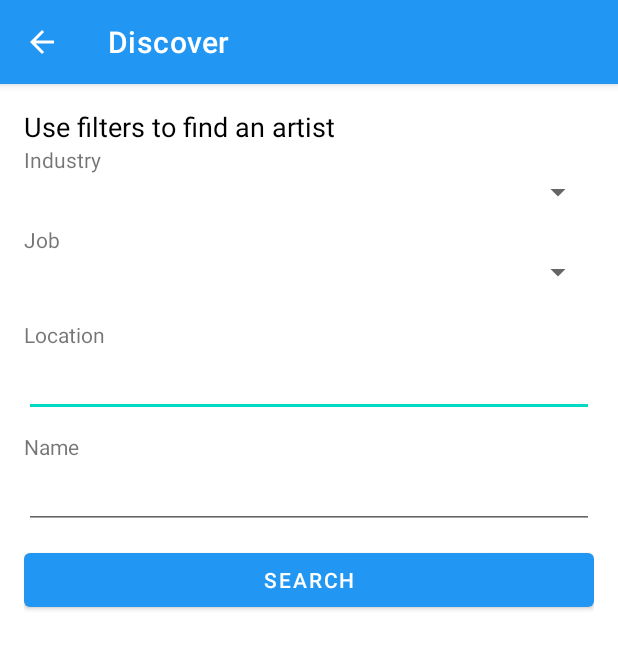
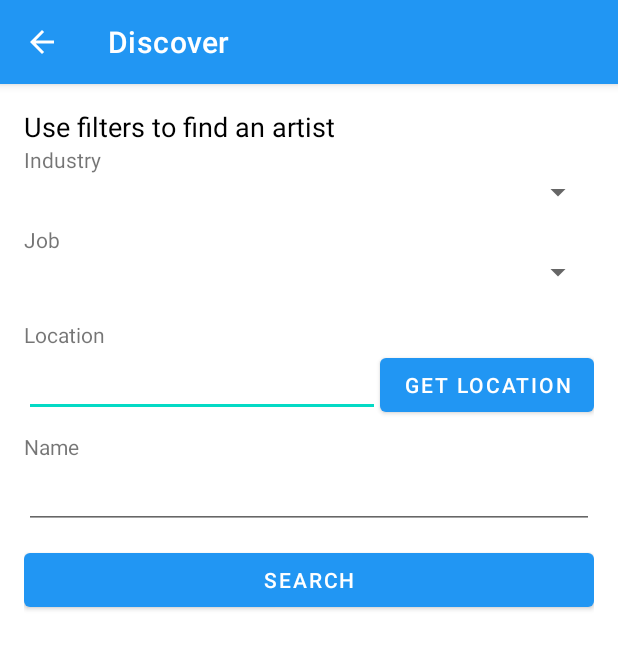
Before and after one commit to BigThor20/FindArtist, an Android app: the DiscoverActivity screen opened directly, with no data from a screen before it, on a phone screen of 412 x 824 dp. Shown: the top 649 px of the screen. Run offline under Robolectric (Android 15) with nearby library versions, the phone set to English and light mode, and no system bars; our stand-ins replace Firebase (no records; nobody signed in at launch, a user with empty details on screens opened directly).

Commit message:
add get location on discover page

```diff
--- a/app/src/main/java/com/example/findartist/views/DiscoverActivity.kt
+++ b/app/src/main/java/com/example/findartist/views/DiscoverActivity.kt
@@ -1,10 +1,24 @@
 package com.example.findartist.views
 
+import android.Manifest
+import android.content.pm.PackageManager
+import android.location.Location
 import android.os.Bundle
+import android.util.Log
+import android.view.View
+import android.widget.Button
+import android.widget.EditText
 import androidx.appcompat.app.AppCompatActivity
+import androidx.core.app.ActivityCompat
+import androidx.core.content.ContextCompat
 import com.example.findartist.R
+import com.example.findartist.location.LocationUtils
+import com.google.android.gms.location.FusedLocationProviderClient
+import com.google.android.gms.location.LocationServices
 
 class DiscoverActivity : AppCompatActivity() {
+    private lateinit var fusedLocationClient: FusedLocationProviderClient
+
 
     override fun onCreate(savedInstanceState: Bundle?) {
         super.onCreate(savedInstanceState)
@@ -15,5 +29,40 @@ class DiscoverActivity : AppCompatActivity() {
                 .add(R.id.fragment_container, ArtistListFragment())
                 .commit()
         }
+        fusedLocationClient = LocationServices.getFusedLocationProviderClient(this)
+
+
+        val getLocationButton = this.findViewById<Button>(R.id.getLocationButton)
+        val cityInput = this.findViewById<EditText>(R.id.location_filter)
+        getLocationButton.setOnClickListener {
+            requestLocation(cityInput)
+        }
     }
+
+    private fun requestLocation(cityInput : EditText) {
+        if (ContextCompat.checkSelfPermission(applicationContext, Manifest.permission.ACCESS_FINE_LOCATION)
+            == PackageManager.PERMISSION_GRANTED) {
+            fusedLocationClient.lastLocation
+                .addOnSuccessListener { location: Location? ->
+                    if (location != null) {
+                        // Handle the location here
+                        // For example, you can get the latitude and longitude
+                        val cityName = LocationUtils(applicationContext).getCityName(location)
+                        cityInput.setText(cityName)
+                        Log.i("Location", "Locatia ta curenta este: $cityName")
+                    }
+                }
+        } else {
+            ActivityCompat.requestPermissions(
+                this,
+                arrayOf(Manifest.permission.ACCESS_FINE_LOCATION),
+                LOCATION_PERMISSION_REQUEST_CODE
+            )
+        }
+    }
+
+    companion object {
+        private const val LOCATION_PERMISSION_REQUEST_CODE = 1
+    }
+
 }
--- a/app/src/main/res/layout/discover_page.xml
+++ b/app/src/main/res/layout/discover_page.xml
@@ -37,12 +37,26 @@
                 android:layout_height="wrap_content"
                 android:text="Location" />
 
-            <EditText
-                android:id="@+id/location_filter"
+            <LinearLayout
                 android:layout_width="match_parent"
                 android:layout_height="wrap_content"
-                android:layout_marginBottom="10dp"
-                android:inputType="text" />
+                android:orientation="horizontal">
+
+                <EditText
+                    android:id="@+id/location_filter"
+                    android:layout_width="0dp"
+                    android:layout_height="wrap_content"
+                    android:layout_weight="1"
+                    android:layout_marginBottom="10dp"
+                    android:inputType="text" />
+
+                <Button
+                    android:id="@+id/getLocationButton"
+                    android:layout_width="wrap_content"
+                    android:layout_height="wrap_content"
+                    android:text="Get Location" />
+
+            </LinearLayout>
 
             <TextView
                 android:layout_width="match_parent"
```
